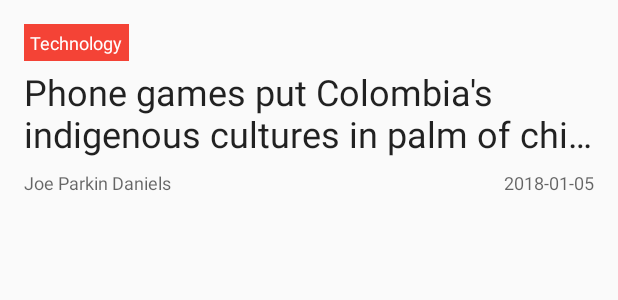
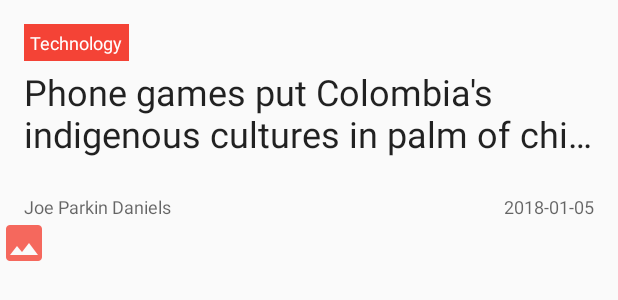
Before and after one commit to fisal77/Udacity_NewsApp_Stage2_Compitation, an Android app: the layout item_news.xml on its own in the app's theme, with its tools: preview values and no code run, on a phone screen of 412 x 824 dp. Shown: the top 300 px of the screen. Run offline under Robolectric (Android 15) with nearby library versions, the phone set to English and light mode, and no system bars.

Commit message:
Still adding coding to view image...

```diff
--- a/app/src/main/java/com/example/android/news/activity/MainActivity.java
+++ b/app/src/main/java/com/example/android/news/activity/MainActivity.java
@@ -89,7 +89,8 @@ public class MainActivity extends AppCompatActivity implements LoaderManager.Loa
                     String date = cursor.getString(cursor.getColumnIndex(Contract.Entry.COLUMN_WEB_PUBLICATION_DATE));
                     String section = cursor.getString(cursor.getColumnIndex(Contract.Entry.COLUMN_SECTION));
                     String author = cursor.getString(cursor.getColumnIndex(Contract.Entry.COLUMN_AUTHOR));
-                    Items.add(new NewsItem(title , section , author , date , url));
+                    String thumbnail = cursor.getString(cursor.getColumnIndex(Contract.Entry.COLUMN_THUMBNAIL)); // TODO - Add new image column as Blob
+                    Items.add(new NewsItem(title , section , author , date , url, thumbnail));
                 }while (cursor.moveToNext());
                 newsAdapter.clear();
                 newsAdapter.addAll(Items);
--- a/app/src/main/java/com/example/android/news/api/NewsLoader.java
+++ b/app/src/main/java/com/example/android/news/api/NewsLoader.java
@@ -215,7 +215,7 @@ public class NewsLoader extends AsyncTaskLoader<List<NewsItem>> {
                 value.put(Contract.Entry.COLUMN_AUTHOR , author);
                 // Create a new {@link NewsItem} object with the title, section, author, date,
                 // and webUrl from the JSON response, and add it to the list of newsList.
-                newsList.add(new NewsItem(title, section, author, date, webUrl));
+                newsList.add(new NewsItem(title, section, author, date, webUrl, thumbnail));
                 sqlitedatabase.insert(Contract.Entry.TABLE_NAME , null , value);
             }
 
--- a/app/src/main/java/com/example/android/news/api/QueryUtils.java
+++ b/app/src/main/java/com/example/android/news/api/QueryUtils.java
@@ -168,6 +168,8 @@ public class QueryUtils {
                 String section = newsItem.getString("sectionName");
                 String date = newsItem.getString("webPublicationDate");
                 String webUrl = newsItem.getString("webUrl");
+                JSONObject newsPicture = newsItem.getJSONObject("fields");
+                String thumbnail = newsPicture.getString("thumbnail");
                 JSONArray tagsArray = newsItem.getJSONArray("tags");
                 String author = "";
                 int numberOfContributors = tagsArray.length();
@@ -189,7 +191,7 @@ public class QueryUtils {
 
                 // Create a new {@link NewsItem} object with the title, section, author, date,
                 // and webUrl from the JSON response, and add it to the list of newsList.
-                newsList.add(new NewsItem(title, section, author, date, webUrl));
+                newsList.add(new NewsItem(title, section, author, date, webUrl, thumbnail));
             }
 
         } catch (JSONException e) {
--- a/app/src/main/res/layout/item_news.xml
+++ b/app/src/main/res/layout/item_news.xml
@@ -58,4 +58,11 @@
         app:layout_constraintBaseline_toBaselineOf="@+id/textview_all_author"
         app:layout_constraintEnd_toEndOf="@+id/textview_all_title"
         tools:text="2018-01-05" />
+
+    <ImageView
+        android:layout_width="wrap_content"
+        android:layout_height="wrap_content"
+        app:layout_constraintTop_toBottomOf="@+id/textview_all_date"
+        app:layout_constraintBottom_toBottomOf="parent"
+        android:src="@drawable/ic_no_picture" />
 </android.support.constraint.ConstraintLayout>
```
Also changed, not shown: app/src/main/java/com/example/android/news/model/NewsItem.java (+7 -1 lines), app/src/main/res/drawable-hdpi/ic_no_picture.png (added), app/src/main/res/drawable-mdpi/ic_no_picture.png (added), app/src/main/res/drawable-xhdpi/ic_no_picture.png (added), app/src/main/res/drawable-xxhdpi/ic_no_picture.png (added).
